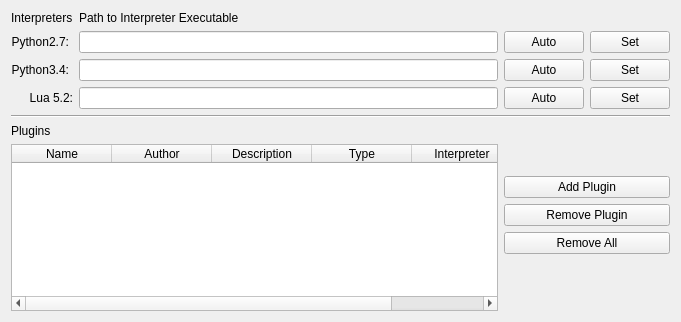
Old version of the form src/Sigil/Form_Files/PPluginWidget.ui in the repository Sigil-Ebook/Sigil.
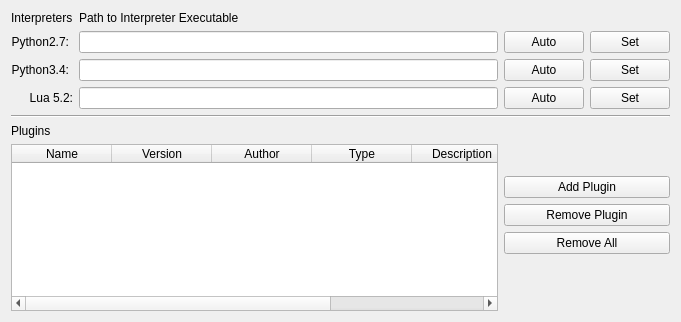
New version of the form.

Commit message: add plugin versioning support, zipname de-versioning, hardcode to plugin.py

Diff of the .ui file:
```diff
--- a/src/Sigil/Form_Files/PPluginWidget.ui
+++ b/src/Sigil/Form_Files/PPluginWidget.ui
@@ -62,21 +62,26 @@
          <string>Name</string>
         </property>
        </column>
+       <column>
+        <property name="text">
+         <string>Version</string>
+        </property>
+       </column>
        <column>
         <property name="text">
          <string>Author</string>
         </property>
        </column>
-       <column>
-        <property name="text">
-         <string>Description</string>
-        </property>
-       </column>
        <column>
         <property name="text">
          <string>Type</string>
         </property>
        </column>
+       <column>
+        <property name="text">
+         <string>Description</string>
+        </property>
+       </column>
        <column>
         <property name="text">
          <string>Interpreter</string>
@@ -201,7 +206,7 @@
       </layout>
      </item>
      <item row="2" column="2">
-      <layout class="QHBoxLayout" name="horizontalLayout">
+      <layout class="QHBoxLayout" name="horizontalLayout1">
        <item>
         <widget class="QPushButton" name="Py3Auto">
          <property name="text">
```
The commit also changes 6 other files.
